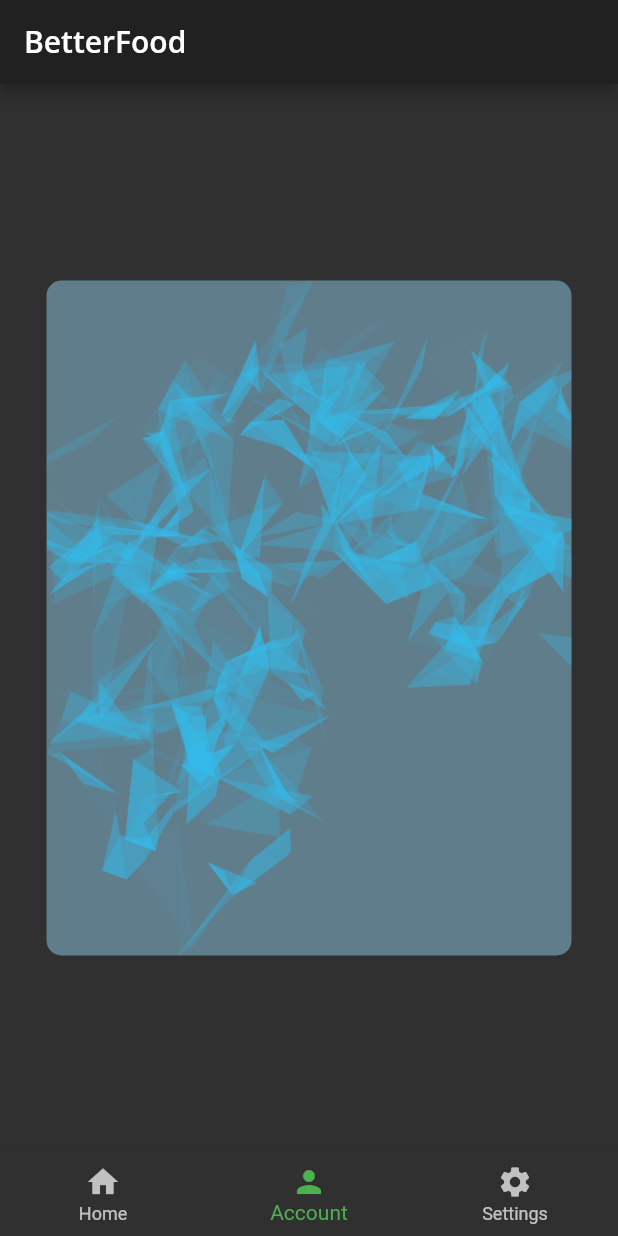
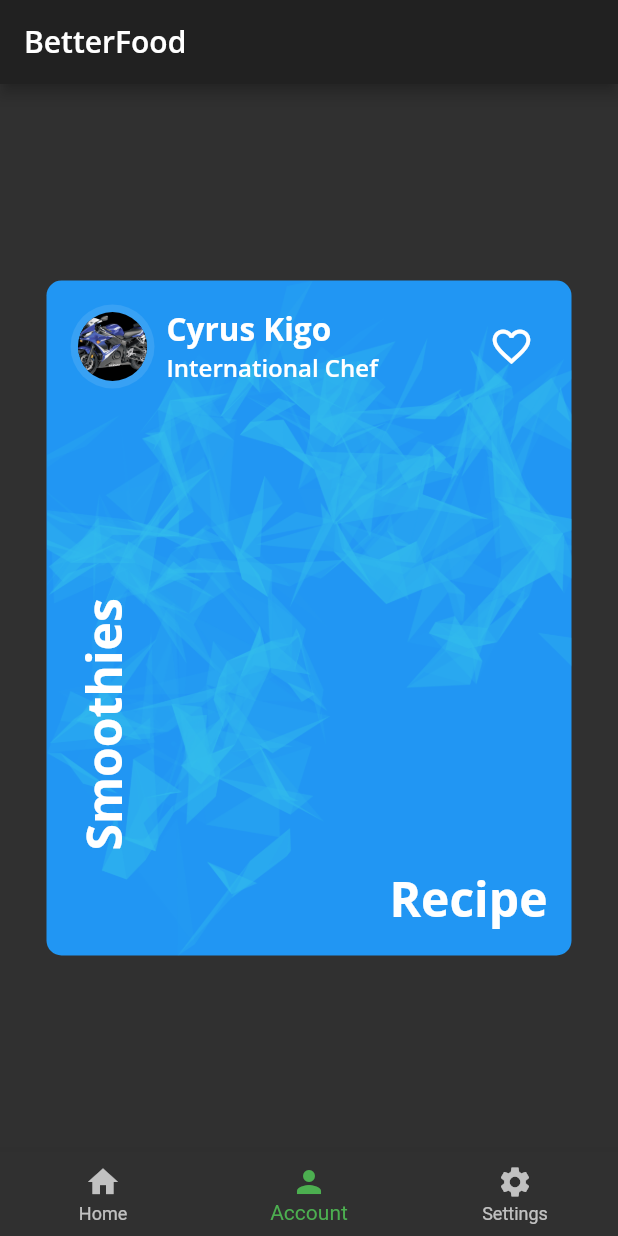
Before and after one commit to cyruskigo30/BetterFood, a Flutter app: the screen it shows after launch, item 2 of the bottom bar chosen, on a phone screen of 412 x 824 dp. Run offline on Flutter 3.47's test engine with Material 2 defaults, Android fonts, the phone set to English and light mode, and no system bars; our stand-ins replace google_fonts.

```diff
--- a/lib/author_card.dart
+++ b/lib/author_card.dart
@@ -21,7 +21,49 @@ class AuthorCard extends StatelessWidget {
     return Container(
       padding: const EdgeInsets.all(16),
       child: Row(
-        children: [],
+        // add alignment
+        mainAxisAlignment: MainAxisAlignment.spaceBetween,
+        children: [
+          Row(
+            children: [
+              CircleImage(
+                imageProvider: imageProvider,
+                imageRadius: 28,
+              ),
+              const SizedBox(
+                width: 8,
+              ),
+              Column(
+                crossAxisAlignment: CrossAxisAlignment.start,
+                children: [
+                  Text(
+                    authorName,
+                    style: BetterFoodTheme.darkTextTheme.headline2,
+                  ),
+                  Text(
+                    title,
+                    style: BetterFoodTheme.darkTextTheme.headline3,
+                  ),
+                ],
+              ),
+            ],
+          ),
+          // add IconButton
+          IconButton(
+              icon: const Icon(Icons.favorite_border),
+              iconSize: 30,
+              color: Colors.white,
+              onPressed: () {
+                const snackBar = SnackBar(
+                  backgroundColor: Colors.blueAccent,
+                  content: Text(
+                    'Account Liked',
+                    style: TextStyle(color: Colors.white),
+                  ),
+                );
+                ScaffoldMessenger.of(context).showSnackBar(snackBar);
+              }),
+        ],
       ),
     );
   }
--- a/lib/card1.dart
+++ b/lib/card1.dart
@@ -18,7 +18,7 @@ class Card1 extends StatelessWidget {
           height: 450,
         ),
         decoration: const BoxDecoration(
-          color: Colors.blueGrey,
+          color: Colors.blue,
           image: DecorationImage(
             image: AssetImage('assets/images/image1.png'),
             fit: BoxFit.contain,
--- a/lib/card2.dart
+++ b/lib/card2.dart
@@ -15,7 +15,7 @@ class Card2 extends StatelessWidget {
           height: 450,
         ),
         decoration: const BoxDecoration(
-          color: Colors.blueGrey,
+          color: Colors.blue,
           image: DecorationImage(
             image: AssetImage('assets/images/image2.png'),
             fit: BoxFit.cover,
@@ -25,14 +25,38 @@ class Card2 extends StatelessWidget {
           ),
         ),
         child: Column(
-          children: const [
+          children: [
             // add author information
-            AuthorCard(
+            const AuthorCard(
               authorName: 'Cyrus Kigo',
               title: 'International Chef',
               imageProvider: AssetImage('assets/images/image1.png'),
             ),
-            // TODO add positioned text
+            //  add positioned text
+            Expanded(
+              child: Stack(
+                children: [
+                  Positioned(
+                    bottom: 16,
+                    right: 16,
+                    child: Text(
+                      'Recipe',
+                      style: BetterFoodTheme.darkTextTheme.headline1,
+                    ),
+                  ),
+                  Positioned(
+                      bottom: 70,
+                      left: 16,
+                      child: RotatedBox(
+                        quarterTurns: 3,
+                        child: Text(
+                          'Smoothies',
+                          style: BetterFoodTheme.darkTextTheme.headline1,
+                        ),
+                      ))
+                ],
+              ),
+            )
           ],
         ),
       ),
```
